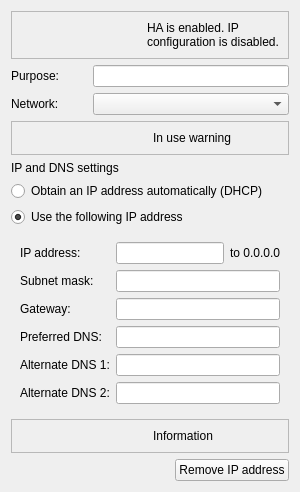
benapetr/XenAdminQt, file src/xenadmin-ui/dialogs/networkingpropertiespage.ui: the form before one commit.
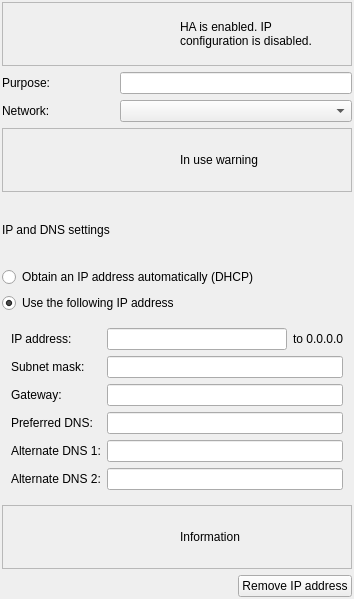
The form after the commit. Icons and pictures are not drawn.

Patch:
```diff
--- a/src/xenadmin-ui/dialogs/networkingpropertiespage.ui
+++ b/src/xenadmin-ui/dialogs/networkingpropertiespage.ui
@@ -2,10 +2,30 @@
 <ui version="4.0">
  <class>NetworkingPropertiesPage</class>
  <widget class="QWidget" name="NetworkingPropertiesPage">
+  <property name="geometry">
+   <rect>
+    <x>0</x>
+    <y>0</y>
+    <width>354</width>
+    <height>599</height>
+   </rect>
+  </property>
   <property name="windowTitle">
    <string>Networking Properties Page</string>
   </property>
   <layout class="QVBoxLayout" name="verticalLayout">
+   <property name="leftMargin">
+    <number>2</number>
+   </property>
+   <property name="topMargin">
+    <number>2</number>
+   </property>
+   <property name="rightMargin">
+    <number>2</number>
+   </property>
+   <property name="bottomMargin">
+    <number>2</number>
+   </property>
    <item>
     <layout class="QGridLayout" name="bodyLayout">
      <item row="0" column="0" colspan="3">
```
Left out of the diff: 6 changed lines with no effect on the pictures.
